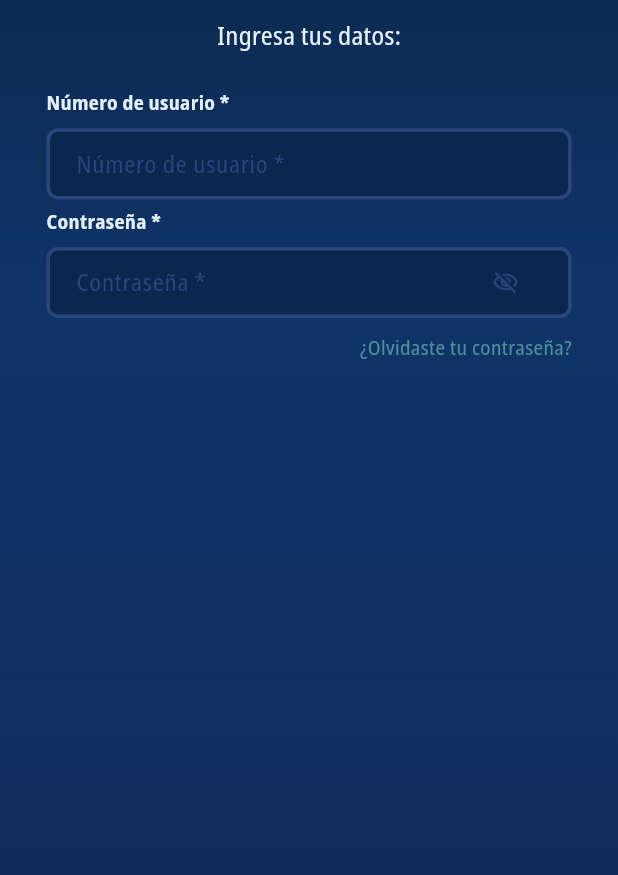
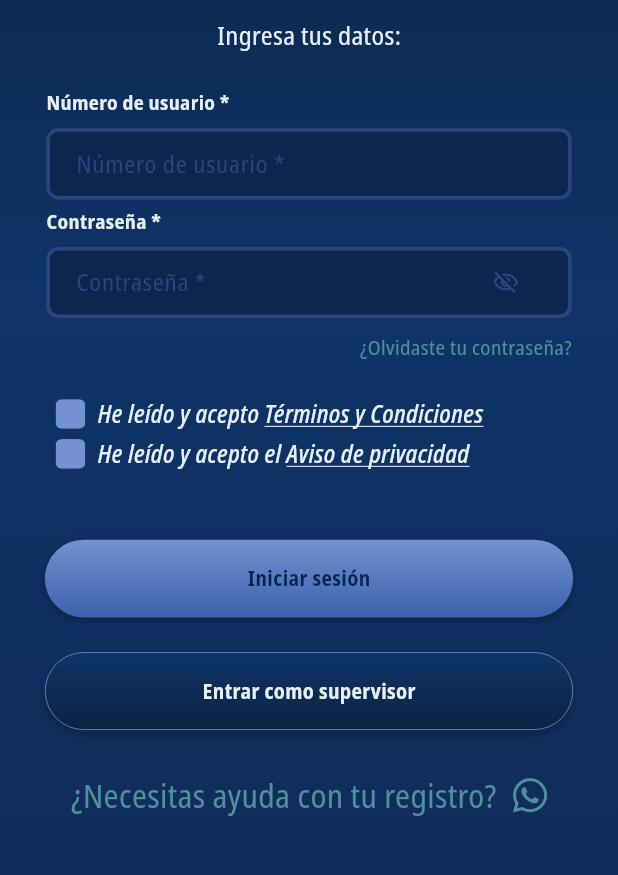
Before and after one commit to macsDevelop008/modelo-para-ganar, a Flutter app: the screen it shows after launch, on a phone screen of 412 x 824 dp, the part 320-1195 px from its top. Run offline on Flutter 3.47's test engine with Material 3 defaults, Android fonts, the phone set to English and light mode, and no system bars; our stand-ins replace flutter_dotenv, font_awesome_flutter, go_router.

Commit message:
✨💄 Se completa la capa de presentación del módulo LogIn.

```diff
--- a/lib/configuration/constants/themes/app_colors.dart
+++ b/lib/configuration/constants/themes/app_colors.dart
@@ -18,4 +18,8 @@ class AppColors {
   static Color eighth = const Color.fromARGB(255, 5, 37, 78);
   // Letra resaltada 1
   static Color ninth = const Color.fromARGB(255, 79, 144, 155);
+
+  //Botones
+  static Color tenth = const Color.fromARGB(255, 117, 145, 208);
+  static Color eleventh = const Color.fromARGB(255, 60, 96, 172);
 }
--- a/lib/presentation/01-log-in/screens/log_in_screen.dart
+++ b/lib/presentation/01-log-in/screens/log_in_screen.dart
@@ -10,7 +10,6 @@ class LogInScreen extends StatelessWidget {
   @override
   Widget build(BuildContext context) {
     return Scaffold(
-      //extendBodyBehindAppBar: true,
       body: SafeArea(
           // Base
           child: SizedBox(
@@ -26,14 +25,17 @@ class LogInScreen extends StatelessWidget {
               padding: EdgeInsets.symmetric(
                   horizontal: ResponsiveDimentions.width(context, 0.05)),
               child: //! Componentes de la pantalla
-                  Column(
+                  const Column(
                 mainAxisAlignment: MainAxisAlignment.start,
                 children: [
                   //! Vista - Logo, titulo y subtitulo
                   LogInInitialLogoTitleView(),
                   //! Vista - Inputs nombre usuario, contraseña y recuperar contraseña
                   LogInInputsUserView(),
-                  //! Vista - Terminos condiciones, botones, ayuda
+                  //! Vista - Terminos condiciones
+                  LogInTermsConditionsView(),
+                  //! Vista - Botones y ayuda
+                  LogInButtonsHelpView(),
                 ],
               ),
             ),
--- /dev/null
+++ b/lib/presentation/01-log-in/views/log_in_buttons_help_view.dart
@@ -0,0 +1,79 @@
+import 'package:flutter/material.dart';
+import 'package:font_awesome_flutter/font_awesome_flutter.dart';
+import 'package:modelo_para_ganar/configuration/configuration.dart';
+import 'package:modelo_para_ganar/presentation/presentation.dart';
+
+/// Vista que contiene
+/// 1. Botón iniciar sesión
+/// 2. Botón entrar como supervisor
+/// 3. TextButton ayuda wp
+class LogInButtonsHelpView extends StatelessWidget {
+  const LogInButtonsHelpView({super.key});
+
+  @override
+  Widget build(BuildContext context) {
+    return Expanded(
+      child: LayoutBuilder(
+        builder: (BuildContext context, BoxConstraints constraints) {
+          // Tamaño
+          final height = constraints.maxHeight;
+          final width = constraints.maxWidth;
+
+          return Container(
+            alignment: Alignment.center,
+            color: Colors.blue.withOpacity(0),
+            //padding: EdgeInsets.only(left: width * 0.04),
+            height: height,
+            width: width,
+            child: Column(
+              mainAxisAlignment: MainAxisAlignment.center,
+              children: [
+                //! Widget - Boton iniciar sesión
+                LogInButtonWidget(
+                  width: width * 0.95,
+                  height: height * 0.18,
+                  btnColor1: AppColors.tenth,
+                  btnColor2: AppColors.eleventh,
+                  shadowColor: AppColors.first,
+                  text: 'Iniciar sesión',
+                  textColor: AppColors.eighth,
+                  event: () {
+                    print('evento');
+                  },
+                ),
+                //! Espacio
+                SizedBox(
+                  height: height * 0.08,
+                ),
+                //! Widget - Boton entrar supervisor
+                LogInButtonWidget(
+                  width: width * 0.95,
+                  height: height * 0.18,
+                  btnColor1: AppColors.third,
+                  btnColor2: AppColors.first,
+                  shadowColor: AppColors.first,
+                  text: 'Entrar como supervisor',
+                  textColor: AppColors.seventh,
+                  borderColor: AppColors.tenth,
+                  event: () {
+                    print('evento');
+                  },
+                ),
+                //! Widget - Texto button ayuda
+                LogInEventTextIconWidget(
+                  event: () {
+                    print('ayuda whats');
+                  },
+                  width: width,
+                  height: height * 0.3,
+                  text: '¿Necesitas ayuda con tu registro?',
+                  icon: FontAwesomeIcons.whatsapp,
+                ),
+              ],
+            ),
+          );
+        },
+      ),
+    );
+  }
+}
--- /dev/null
+++ b/lib/presentation/01-log-in/views/log_in_terms_conditions_view.dart
@@ -0,0 +1,58 @@
+import 'package:flutter/material.dart';
+import 'package:modelo_para_ganar/configuration/configuration.dart';
+import 'package:modelo_para_ganar/presentation/presentation.dart';
+
+/// Vista que contiene los terminos y condiciones
+class LogInTermsConditionsView extends StatelessWidget {
+  const LogInTermsConditionsView({super.key});
+
+  @override
+  Widget build(BuildContext context) {
+    // Ancho y Alto
+    final height = ResponsiveDimentions.height(context, 0.08);
+    final width = ResponsiveDimentions.width(context, 1);
+
+    return Container(
+      alignment: Alignment.center,
+      color: Colors.red.withOpacity(0),
+      padding: EdgeInsets.only(left: width * 0.04),
+      height: height,
+      width: width,
+      child: Column(
+        mainAxisAlignment: MainAxisAlignment.center,
+        children: [
+          //! Widget - Termino y condicion
+          LogInCheckBoxTextWidget(
+            width: width,
+            height: height,
+            text: 'He leído y acepto ',
+            textEvent: 'Términos y Condiciones',
+            eventText: () {
+              print('envento terminos y condiciones');
+            },
+            eventCheckBox: (value) {
+              print(value);
+            },
+          ),
+          //! Espacio
+          SizedBox(
+            height: height * 0.04,
+          ),
+          //! Widget - Aviso prvacidad
+          LogInCheckBoxTextWidget(
+            width: width,
+            height: height,
+            text: 'He leído y acepto el ',
+            textEvent: 'Aviso de privacidad',
+            eventText: () {
+              print('envento terminos y condiciones');
+            },
+            eventCheckBox: (value) {
+              print(value);
+            },
+          ),
+        ],
+      ),
+    );
+  }
+}
--- /dev/null
+++ b/lib/presentation/01-log-in/widgets/log_in_button_widget.dart
@@ -0,0 +1,85 @@
+import 'package:flutter/material.dart';
+import 'package:modelo_para_ganar/configuration/configuration.dart';
+
+class LogInButtonWidget extends StatelessWidget {
+  const LogInButtonWidget(
+      {super.key,
+      required this.width,
+      required this.height,
+      required this.btnColor1,
+      required this.btnColor2,
+      required this.shadowColor,
+      required this.text,
+      required this.textColor,
+      this.borderColor,
+      required this.event});
+
+  final double width;
+  final double height;
+  final Color btnColor1;
+  final Color btnColor2;
+  final Color? borderColor;
+  final Color shadowColor;
+  final String text;
+  final Color textColor;
+  final VoidCallback event;
+
+  @override
+  Widget build(BuildContext context) {
+    return
+        // Base con colores y formas del botón
+        Container(
+      alignment: Alignment.center,
+      width: width,
+      height: height,
+      decoration: BoxDecoration(
+          // Borde redondeado
+          borderRadius: BorderRadius.all(Radius.circular(width * 0.1)),
+          // Borde
+          border: Border.all(
+              color: borderColor ?? Colors.transparent, width: height * 0.01),
+          // Sombra
+          boxShadow: [
+            BoxShadow(
+                offset: Offset(0, height * 0.05),
+                color: shadowColor,
+                blurRadius: height * 0.1,
+                spreadRadius: 0.01)
+          ],
+          // Gradiente
+          gradient: LinearGradient(
+              begin: Alignment.topCenter,
+              end: Alignment.bottomCenter,
+              colors: [btnColor1, btnColor2])),
+      child:
+          // Recorte con la misma forma de la base del botón
+          ClipRRect(
+        borderRadius: BorderRadius.all(Radius.circular(width * 0.1)),
+        child:
+            // Efecto y evento botón recortado con la forma del botón
+            RawMaterialButton(
+          onPressed: () {
+            event();
+          },
+          highlightColor: AppColors.tenth, // Color efecto presionado
+          splashColor: AppColors.tenth,
+          child:
+              // Mismo tamaño de la base del botón para el efecto del Material
+              Container(
+            alignment: Alignment.center,
+            width: width,
+            height: height,
+            // Texto del boton
+            child: Text(
+              text,
+              style: TextStyle(
+                  fontFamily: 'NotoSans',
+                  fontWeight: FontWeight.w700,
+                  color: textColor),
+            ),
+          ),
+        ),
+      ),
+    );
+  }
+}
--- /dev/null
+++ b/lib/presentation/01-log-in/widgets/log_in_check_box_text_widget.dart
@@ -0,0 +1,149 @@
+import 'package:flutter/material.dart';
+import 'package:modelo_para_ganar/configuration/configuration.dart';
+
+class LogInCheckBoxTextWidget extends StatelessWidget {
+  const LogInCheckBoxTextWidget(
+      {super.key,
+      required this.width,
+      required this.height,
+      required this.text,
+      required this.textEvent,
+      required this.eventText,
+      required this.eventCheckBox});
+
+  final double width;
+  final double height;
+  final String text;
+  final String textEvent;
+  final VoidCallback eventText;
+  final Function(bool?) eventCheckBox;
+
+  @override
+  Widget build(BuildContext context) {
+    return Row(
+      mainAxisAlignment: MainAxisAlignment.start,
+      children: [
+        //! Checkbox
+        _CheckBox(
+          height: height * 0.30,
+          eventCheckBox: eventCheckBox,
+        ),
+        //! Espacio
+        SizedBox(
+          width: width * 0.02,
+        ),
+        //! Titulo
+        _TextEvent(
+            text: text,
+            height: height,
+            eventText: eventText,
+            textEvent: textEvent)
+      ],
+    );
+  }
+}
+
+/// Widget del texto con evento
+class _TextEvent extends StatelessWidget {
+  const _TextEvent({
+    required this.text,
+    required this.height,
+    required this.eventText,
+    required this.textEvent,
+  });
+
+  final String text;
+  final double height;
+  final VoidCallback eventText;
+  final String textEvent;
+
+  @override
+  Widget build(BuildContext context) {
+    return Row(
+      mainAxisAlignment: MainAxisAlignment.start,
+      children: [
+        // Texto sin evento
+        Text(
+          text,
+          style: TextStyle(
+              fontFamily: 'NotoSans',
+              fontSize: height * 0.25,
+              color: AppColors.seventh,
+              fontWeight: FontWeight.w500,
+              fontStyle: FontStyle.italic),
+        ),
+        // Texto con evento
+        GestureDetector(
+          onTap: () {
+            eventText();
+          },
+          child: Text(
+            textEvent,
+            style: TextStyle(
+              fontFamily: 'NotoSans',
+              fontSize: height * 0.25,
+              color: AppColors.seventh,
+              fontWeight: FontWeight.w500,
+              fontStyle: FontStyle.italic,
+              decoration: TextDecoration.underline,
+              decorationColor: AppColors.seventh,
+              decorationThickness: height * 0.013,
+            ),
+          ),
+        ),
+      ],
+    );
+  }
+}
+
+/// Widget checkbox
+class _CheckBox extends StatefulWidget {
+  const _CheckBox({
+    required this.height,
+    required this.eventCheckBox,
+  });
+
+  final double height;
+  final Function(bool?) eventCheckBox;
+
+  @override
+  State<_CheckBox> createState() => _CheckBoxState();
+}
+
+class _CheckBoxState extends State<_CheckBox> {
+  late bool isCheck;
+
+  @override
+  void initState() {
+    super.initState();
+
+    isCheck = false;
+  }
+
+  @override
+  Widget build(BuildContext context) {
+    return ClipRRect(
+      borderRadius: BorderRadius.all(Radius.circular(widget.height * 0.2)),
+      child: Container(
+        color: AppColors.tenth,
+        height: widget.height,
+        width: widget.height,
+        child: // Checkbox
+            Transform.scale(
+          scale: widget.height * 0.05,
+          child: Checkbox(
+              value: isCheck,
+              activeColor: AppColors.tenth,
+              checkColor: AppColors.fifth,
+              side: BorderSide(color: AppColors.tenth),
+              onChanged: (value) {
+                setState(() {
+                  isCheck = !isCheck;
+                });
+                widget.eventCheckBox(value);
+              }),
+        ),
+      ),
+    );
+  }
+}
--- /dev/null
+++ b/lib/presentation/01-log-in/widgets/log_in_event_text_icon_widget.dart
@@ -0,0 +1,55 @@
+import 'package:flutter/material.dart';
+import 'package:font_awesome_flutter/font_awesome_flutter.dart';
+import 'package:modelo_para_ganar/configuration/configuration.dart';
+
+class LogInEventTextIconWidget extends StatelessWidget {
+  const LogInEventTextIconWidget(
+      {super.key,
+      required this.event,
+      required this.width,
+      required this.height,
+      required this.text,
+      required this.icon});
+
+  final VoidCallback event;
+  final double width;
+  final double height;
+  final String text;
+  final IconData icon;
+
+  @override
+  Widget build(BuildContext context) {
+    return Container(
+      width: width,
+      height: height,
+      alignment: Alignment.center,
+      color: Colors.yellow.withOpacity(0),
+      child: Row(
+        mainAxisAlignment: MainAxisAlignment.center,
+        children: [
+          //! Texto
+          GestureDetector(
+            onTap: () {
+              event();
+            },
+            child: Text(
+              text,
+              style: TextStyle(
+                  color: AppColors.ninth,
+                  fontSize: height * 0.25,
+                  fontFamily: 'NotoSans',
+                  fontWeight: FontWeight.w400,
+                  fontStyle: FontStyle.normal),
+            ),
+          ),
+          //! Espacio
+          SizedBox(
+            width: width * 0.03,
+          ),
+          //! Icono
+          FaIcon(icon, size: height * 0.3, color: AppColors.ninth)
+        ],
+      ),
+    );
+  }
+}
--- a/lib/presentation/01-log-in/widgets/log_in_event_text_recover_widget.dart
+++ b/lib/presentation/01-log-in/widgets/log_in_event_text_recover_widget.dart
@@ -18,15 +18,15 @@ class LogInEventTextRecoverWidget extends StatelessWidget {
 
   @override
   Widget build(BuildContext context) {
-    return GestureDetector(
-      onTap: () {
-        event();
-      },
-      child: Container(
-        width: width,
-        height: height * 0.15,
-        alignment: Alignment.centerRight,
-        color: Colors.yellow.withOpacity(0),
+    return Container(
+      width: width,
+      height: height * 0.15,
+      alignment: Alignment.centerRight,
+      color: Colors.yellow.withOpacity(0),
+      child: GestureDetector(
+        onTap: () {
+          event();
+        },
         child: Text(
           text,
           style: TextStyle(
--- a/lib/presentation/presentation.dart
+++ b/lib/presentation/presentation.dart
@@ -1,4 +1,5 @@
 //! Global
+
 export 'package:modelo_para_ganar/presentation/global/views/global_backgrpund_color_view.dart';
 export 'package:modelo_para_ganar/presentation/global/widgets/global_circle_color_gradient_blur_widget.dart';
 export 'package:modelo_para_ganar/presentation/global/widgets/global_linear_color_gradient_widget.dart';
@@ -12,6 +13,11 @@ export 'package:modelo_para_ganar/presentation/01-log-in/widgets/log_in_subtitle
 export 'package:modelo_para_ganar/presentation/01-log-in/views/log_in_inputs_user_view.dart';
 export 'package:modelo_para_ganar/presentation/01-log-in/widgets/log_in_title_input_text_widget.dart';
 export 'package:modelo_para_ganar/presentation/01-log-in/widgets/log_in_event_text_recover_widget.dart';
+export 'package:modelo_para_ganar/presentation/01-log-in/views/log_in_terms_conditions_view.dart';
+export 'package:modelo_para_ganar/presentation/01-log-in/widgets/log_in_check_box_text_widget.dart';
+export 'package:modelo_para_ganar/presentation/01-log-in/views/log_in_buttons_help_view.dart';
+export 'package:modelo_para_ganar/presentation/01-log-in/widgets/log_in_button_widget.dart';
+export 'package:modelo_para_ganar/presentation/01-log-in/widgets/log_in_event_text_icon_widget.dart';
 
 //! 02-Home
 export 'package:modelo_para_ganar/presentation/02-home/screens/home_screen.dart';
--- a/pubspec.yaml
+++ b/pubspec.yaml
@@ -37,6 +37,7 @@ dependencies:
   cupertino_icons: ^1.0.8
   flutter_dotenv: ^5.1.0
   go_router: ^14.3.0
+  font_awesome_flutter: ^10.7.0
 
 dev_dependencies:
   flutter_test:
```
Also changed, not shown: pubspec.lock.
